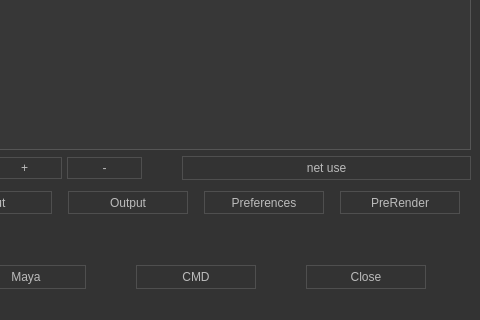
First picture: the form in Test_task/Task.ui, repository kRayvison/Pycharm_python35, before the edit; both pictures show x 87 to 567 and y 372 to 692 of the 567 by 692 pixel window.
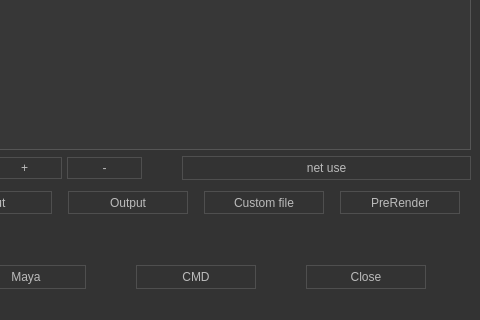
Second picture: the form after the edit.

Patch:
```diff
--- a/Test_task/Task.ui
+++ b/Test_task/Task.ui
@@ -718,7 +718,7 @@
          </size>
         </property>
         <property name="text">
-         <string>Preferences</string>
+         <string>Custom file</string>
         </property>
        </widget>
       </item>
```
Left out of the diff: 2 changed lines with no effect on the pictures.
